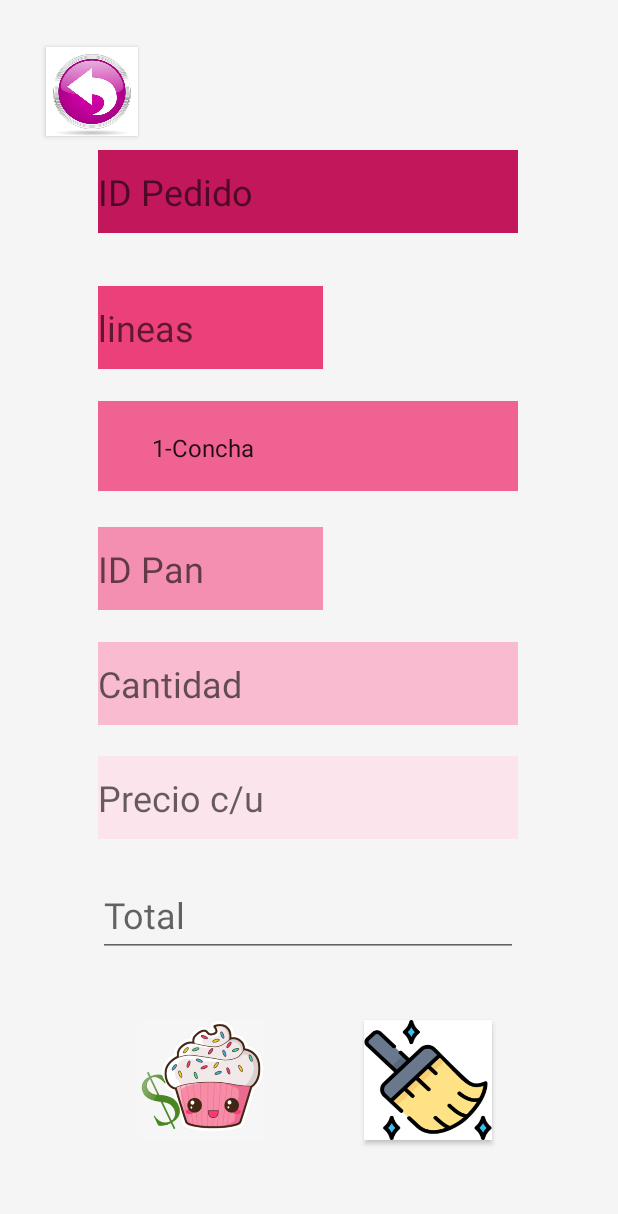
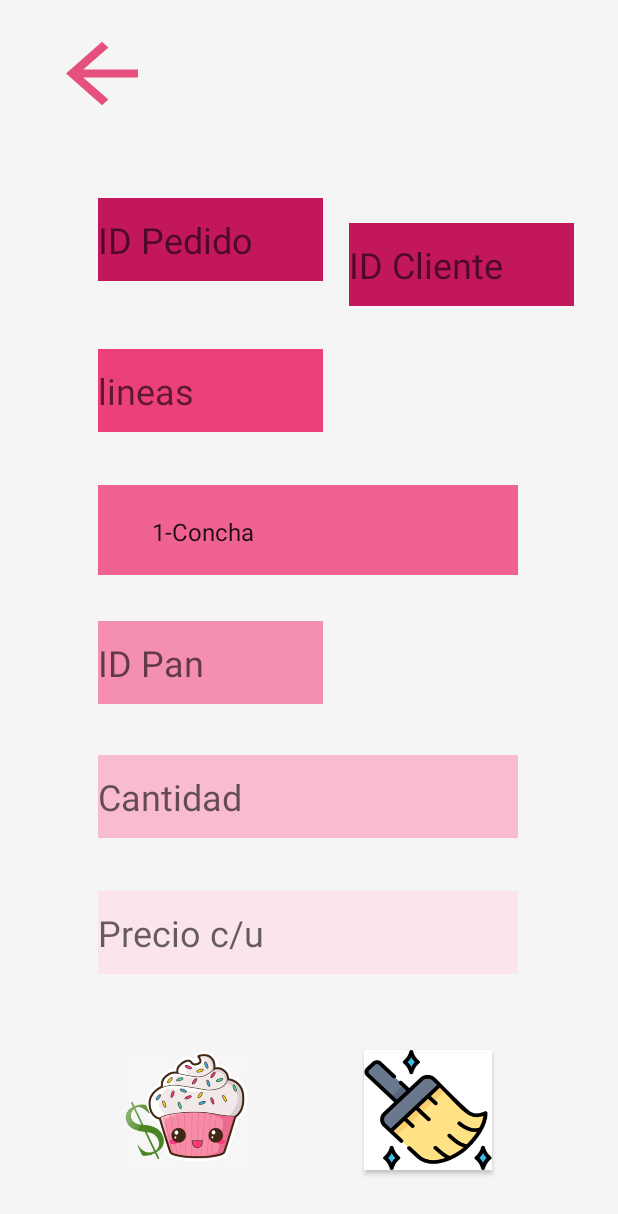
Before and after one commit to SandraGpe/BakerysRaul, an Android app: the lineasPed screen opened directly, with no data from a screen before it, on a phone screen of 412 x 824 dp. Shown: the top 1214 px of the screen. Run offline under Robolectric (Android 15) with nearby library versions, the light colour scheme and no system bars; our stand-ins replace Volley; network calls fail.

Commit message:
update 19

```diff
--- a/app/src/main/java/com/example/bakerysraul/CalifEmpresa.kt
+++ b/app/src/main/java/com/example/bakerysraul/CalifEmpresa.kt
@@ -13,7 +13,7 @@ import kotlinx.android.synthetic.main.activity_calif_empresa.*
 import org.json.JSONObject
 
 class CalifEmpresa : AppCompatActivity() {
-    val IP = "http://192.168.0.7"
+    val IP = "http://192.168.1.77"
 
     override fun onCreate(savedInstanceState: Bundle?) {
         super.onCreate(savedInstanceState)
--- a/app/src/main/java/com/example/bakerysraul/MainActivity.kt
+++ b/app/src/main/java/com/example/bakerysraul/MainActivity.kt
@@ -12,7 +12,7 @@ import com.android.volley.toolbox.JsonObjectRequest
 import kotlinx.android.synthetic.main.activity_main.*
 
 class MainActivity : AppCompatActivity() {
-    val IP = "http://192.168.0.7" // Dirección IP del servidor web que almacena los servicios web
+    val IP = "http://192.168.1.77" // Dirección IP del servidor web que almacena los servicios web
     override fun onCreate(savedInstanceState: Bundle?) {
         super.onCreate(savedInstanceState)
         setContentView(R.layout.activity_main)
--- a/app/src/main/java/com/example/bakerysraul/MainRegistro.kt
+++ b/app/src/main/java/com/example/bakerysraul/MainRegistro.kt
@@ -15,7 +15,7 @@ import kotlinx.android.synthetic.main.activity_main_registro.txtCorr
 import org.json.JSONObject
 
 class MainRegistro : AppCompatActivity() {
-    val IP = "http://192.168.0.7" // Dirección IP del servidor web que almacena los servicios web
+    val IP = "http://192.168.1.77" // Dirección IP del servidor web que almacena los servicios web
 
     override fun onCreate(savedInstanceState: Bundle?) {
         super.onCreate(savedInstanceState)
--- a/app/src/main/java/com/example/bakerysraul/UserPerfil.kt
+++ b/app/src/main/java/com/example/bakerysraul/UserPerfil.kt
@@ -12,7 +12,7 @@ import kotlinx.android.synthetic.main.activity_user_perfil.*
 import org.json.JSONObject
 
 class UserPerfil : AppCompatActivity() {
-    val IP = "http://192.168.0.7" // Dirección IP del servidor web que almacena los servicios web
+    val IP = "http://192.168.1.77" // Dirección IP del servidor web que almacena los servicios web
     val idCliente = 0
     var bandera : Boolean = false
 
--- a/app/src/main/java/com/example/bakerysraul/adminbd.kt
+++ b/app/src/main/java/com/example/bakerysraul/adminbd.kt
@@ -20,7 +20,7 @@ class adminbd(context: Context): SQLiteOpenHelper(context,DataBase,null,1) {
         db?.execSQL("Create Table calificar(idCli int primary key, idEmpleado int, calif float)")
         //Tabla para el Perfil del Usuario/Cliente
         db?.execSQL("Create Table perfil(_idCliente int primary key, nomCliente text, apellidoCliente text,RFC text, comunidad text,colonia text,calle text,cp int, tel int)")
-        db?.execSQL("Create Table lineasped(idPedido int, lineas int, nomPan text,cantidad int,precioUnit double, total double)")
+        db?.execSQL("Create Table lineasped(idPedido int, idCliente int,lineas int, nomPan text,cantidad int,precioUnit double)")
     }
 
     // Permite ejecutar Insert, Update o Delete
--- /dev/null
+++ b/app/src/main/res/drawable-anydpi/back.xml
@@ -0,0 +1,11 @@
+<vector xmlns:android="http://schemas.android.com/apk/res/android"
+    android:width="24dp"
+    android:height="24dp"
+    android:viewportWidth="24"
+    android:viewportHeight="24"
+    android:tint="#E2275F"
+    android:alpha="0.8">
+    <path
+        android:fillColor="#FF000000"
+        android:pathData="M20,11H7.83l5.59,-5.59L12,4l-8,8 8,8 1.41,-1.41L7.83,13H20v-2z"/>
+</vector>
--- a/app/src/main/res/layout/activity_lineas_ped.xml
+++ b/app/src/main/res/layout/activity_lineas_ped.xml
@@ -9,9 +9,9 @@
 
     <EditText
         android:id="@+id/idPedido"
-        android:layout_width="280dp"
+        android:layout_width="150dp"
         android:layout_height="55dp"
-        android:layout_marginTop="100dp"
+        android:layout_marginTop="90dp"
         android:background="#c2185b"
         android:ems="15"
         android:hint="ID Pedido"
@@ -19,10 +19,10 @@
         android:textSize="24sp"
         app:layout_constraintBottom_toTopOf="@+id/spinner"
         app:layout_constraintEnd_toEndOf="parent"
-        app:layout_constraintHorizontal_bias="0.496"
+        app:layout_constraintHorizontal_bias="0.249"
         app:layout_constraintStart_toStartOf="parent"
         app:layout_constraintTop_toTopOf="parent"
-        app:layout_constraintVertical_bias="0.0" />
+        app:layout_constraintVertical_bias="0.237" />
 
     <EditText
         android:id="@+id/lineas"
@@ -38,7 +38,7 @@
         app:layout_constraintHorizontal_bias="0.249"
         app:layout_constraintStart_toStartOf="parent"
         app:layout_constraintTop_toTopOf="parent"
-        app:layout_constraintVertical_bias="0.248" />
+        app:layout_constraintVertical_bias="0.303" />
 
     <Spinner
         android:id="@+id/spinner"
@@ -52,7 +52,7 @@
         app:layout_constraintHorizontal_bias="0.496"
         app:layout_constraintStart_toStartOf="parent"
         app:layout_constraintTop_toTopOf="parent"
-        app:layout_constraintVertical_bias="0.35" />
+        app:layout_constraintVertical_bias="0.423" />
 
     <EditText
         android:id="@+id/idPan"
@@ -68,7 +68,7 @@
         app:layout_constraintHorizontal_bias="0.249"
         app:layout_constraintStart_toStartOf="parent"
         app:layout_constraintTop_toTopOf="parent"
-        app:layout_constraintVertical_bias="0.457" />
+        app:layout_constraintVertical_bias="0.539" />
 
     <EditText
         android:id="@+id/cantidad"
@@ -82,7 +82,7 @@
         app:layout_constraintHorizontal_bias="0.496"
         app:layout_constraintStart_toStartOf="parent"
         app:layout_constraintTop_toTopOf="parent"
-        app:layout_constraintVertical_bias="0.557" />
+        app:layout_constraintVertical_bias="0.655" />
 
     <EditText
         android:id="@+id/preciounitario"
@@ -96,38 +96,39 @@
         app:layout_constraintHorizontal_bias="0.496"
         app:layout_constraintStart_toStartOf="parent"
         app:layout_constraintTop_toTopOf="parent"
-        app:layout_constraintVertical_bias="0.656" />
+        app:layout_constraintVertical_bias="0.773" />
 
     <EditText
-        android:id="@+id/total"
-        android:layout_width="280dp"
+        android:id="@+id/idCliente"
+        android:layout_width="150dp"
         android:layout_height="55dp"
-        android:hint="Total"
+        android:background="#c2185b"
+        android:hint="ID Cliente"
         android:textSize="24sp"
         app:layout_constraintBottom_toBottomOf="parent"
         app:layout_constraintEnd_toEndOf="parent"
-        app:layout_constraintHorizontal_bias="0.496"
+        app:layout_constraintHorizontal_bias="0.888"
         app:layout_constraintStart_toStartOf="parent"
         app:layout_constraintTop_toTopOf="parent"
-        app:layout_constraintVertical_bias="0.758" />
+        app:layout_constraintVertical_bias="0.193" />
 
     <Button
         android:id="@+id/Pedir"
         android:layout_width="85dp"
         android:layout_height="80dp"
-        android:layout_marginBottom="64dp"
+        android:layout_marginBottom="44dp"
         android:background="@drawable/s"
         android:onClick="Agregar"
         app:layout_constraintBottom_toBottomOf="parent"
         app:layout_constraintEnd_toEndOf="parent"
-        app:layout_constraintHorizontal_bias="0.282"
+        app:layout_constraintHorizontal_bias="0.248"
         app:layout_constraintStart_toStartOf="parent" />
 
     <Button
         android:id="@+id/Borrar"
         android:layout_width="85dp"
         android:layout_height="80dp"
-        android:layout_marginBottom="64dp"
+        android:layout_marginBottom="44dp"
         android:background="@drawable/ss"
         android:onClick="limpiar"
         app:layout_constraintBottom_toBottomOf="parent"
@@ -137,15 +138,15 @@
 
     <Button
         android:id="@+id/regresar"
-        android:layout_width="61dp"
-        android:layout_height="59dp"
-        android:background="@drawable/sss"
+        android:layout_width="72dp"
+        android:layout_height="63dp"
+        android:background="@drawable/back"
         android:onClick="regresar"
         app:layout_constraintBottom_toBottomOf="parent"
         app:layout_constraintEnd_toEndOf="parent"
-        app:layout_constraintHorizontal_bias="0.088"
+        app:layout_constraintHorizontal_bias="0.094"
         app:layout_constraintStart_toStartOf="parent"
         app:layout_constraintTop_toTopOf="parent"
-        app:layout_constraintVertical_bias="0.041" />
+        app:layout_constraintVertical_bias="0.023" />
 
 </androidx.constraintlayout.widget.ConstraintLayout>
```
Also changed, not shown: app/src/main/java/com/example/bakerysraul/Pedidos.kt (+6 -1 lines), app/src/main/java/com/example/bakerysraul/lineasPed.kt (+7 -8 lines), app/src/main/res/layout/activity_pedidos.xml (+31 -17 lines), app/src/main/res/layout/activity_user_perfil.xml (+5 -4 lines), app/src/main/res/drawable-hdpi/back.png (added), app/src/main/res/drawable-mdpi/back.png (added), app/src/main/res/drawable-xhdpi/back.png (added), app/src/main/res/drawable-xxhdpi/back.png (added).
